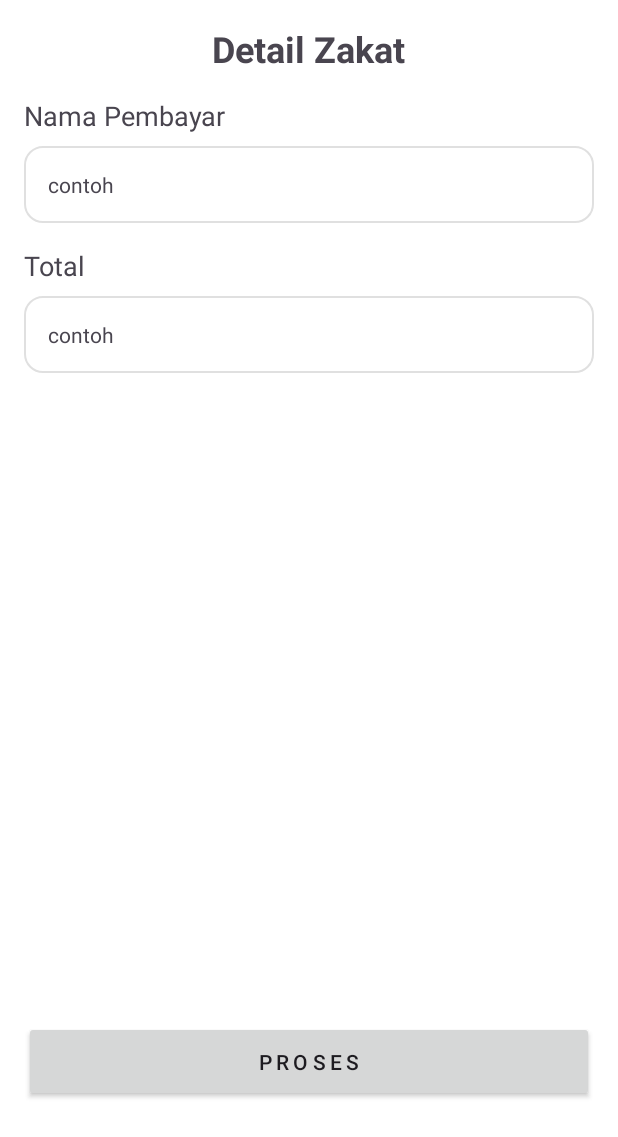
After one commit to aryaenrico/Zakat, an Android app: the layout detil_history.xml on its own in the app's theme, with its tools: preview values and no code run, on a phone screen of 412 x 824 dp. The commit adds this screen. Shown: the top 1137 px of the screen. Run offline under Robolectric (Android 15) with nearby library versions, the phone set to English and light mode, and no system bars.

Commit message:
list status pembayaran

```diff
--- a/app/build.gradle
+++ b/app/build.gradle
@@ -1,6 +1,7 @@
 plugins {
     id 'com.android.application'
     id 'org.jetbrains.kotlin.android'
+    id 'kotlin-parcelize'
 }
 
 android {
--- a/app/src/main/AndroidManifest.xml
+++ b/app/src/main/AndroidManifest.xml
@@ -16,6 +16,9 @@
         android:supportsRtl="true"
         android:theme="@style/Theme.Zakat"
         tools:targetApi="31">
+        <activity
+            android:name=".History_Activity"
+            android:exported="false" />
         <activity
             android:name=".DashboardActivity"
             android:exported="false" />
--- a/app/src/main/java/com/example/zakat/DashboardActivity.kt
+++ b/app/src/main/java/com/example/zakat/DashboardActivity.kt
@@ -20,5 +20,9 @@ class DashboardActivity : AppCompatActivity() {
             val moveIntent = Intent(this@DashboardActivity, ZakatFitrahActivity::class.java)
             startActivity(moveIntent)
         }
+        binding.imageView5.setOnClickListener {
+            val moveIntent = Intent(this@DashboardActivity, History_Activity::class.java)
+            startActivity(moveIntent)
+        }
     }
 }
--- /dev/null
+++ b/app/src/main/res/layout/detil_history.xml
@@ -0,0 +1,80 @@
+<?xml version="1.0" encoding="utf-8"?>
+<ScrollView xmlns:android="http://schemas.android.com/apk/res/android"
+    android:layout_width="match_parent"
+    android:layout_height="match_parent"
+    android:background="@color/white"
+    android:orientation="vertical"
+    android:padding="16dp">
+
+
+    <LinearLayout
+        android:layout_width="match_parent"
+        android:layout_height="wrap_content"
+        android:orientation="vertical">
+
+        <TextView
+            android:layout_width="wrap_content"
+            android:layout_height="wrap_content"
+            android:layout_gravity="center_horizontal"
+            android:layout_marginBottom="16dp"
+            android:text="Detail Zakat"
+            android:textSize="24sp"
+            android:textStyle="bold" />
+
+        <TextView
+            android:layout_width="wrap_content"
+            android:layout_height="wrap_content"
+            android:layout_marginBottom="8dp"
+            android:text="Nama Pembayar"
+            android:textSize="18sp" />
+
+        <TextView
+            android:id="@+id/tv_nama"
+            android:layout_width="match_parent"
+            android:layout_height="wrap_content"
+            android:autofillHints="username"
+            android:background="@drawable/bg_textfield"
+            android:drawablePadding="12dp"
+            android:padding="16dp"
+            android:text="contoh"
+            android:textSize="14sp" />
+
+        <TextView
+            android:layout_width="wrap_content"
+            android:layout_height="wrap_content"
+            android:layout_marginTop="16dp"
+            android:layout_marginBottom="8dp"
+            android:text="Total"
+            android:textSize="18sp" />
+
+        <TextView
+            android:id="@+id/tv_jumlah"
+            android:layout_width="match_parent"
+            android:layout_height="wrap_content"
+            android:background="@drawable/bg_textfield"
+            android:drawablePadding="12dp"
+            android:inputType="number"
+            android:padding="16dp"
+            android:text="contoh"
+            android:textSize="14sp" />
+
+        <ImageView
+            android:id="@+id/gambar"
+            android:layout_width="400dp"
+            android:layout_height="400dp"
+            android:layout_marginTop="12dp"
+            android:scaleType="fitStart" />
+
+        <androidx.appcompat.widget.AppCompatButton
+            android:id="@+id/btProses"
+            android:layout_width="match_parent"
+            android:layout_height="54dp"
+            android:layout_marginTop="20dp"
+            android:letterSpacing="0.2"
+            android:text="Proses"
+            android:textStyle="normal" />
+
+    </LinearLayout>
+
+
+</ScrollView>
```
Also changed, not shown: app/src/main/java/com/example/zakat/History_Activity.kt (added, +47 -0 lines), app/src/main/java/com/example/zakat/Utils.kt (+45 -17 lines), app/src/main/java/com/example/zakat/ZakatFitrahActivity.kt (+17 -14 lines), app/src/main/java/com/example/zakat/adapter/historyAdapter.kt (added, +63 -0 lines), app/src/main/java/com/example/zakat/model/HistoryResponse.kt (added, +35 -0 lines), app/src/main/java/com/example/zakat/retrofit/ApiService.kt (+8 -1 lines), app/src/main/res/layout/activity_history.xml (added, +32 -0 lines), app/src/main/res/layout/item_history.xml (added, +72 -0 lines).
